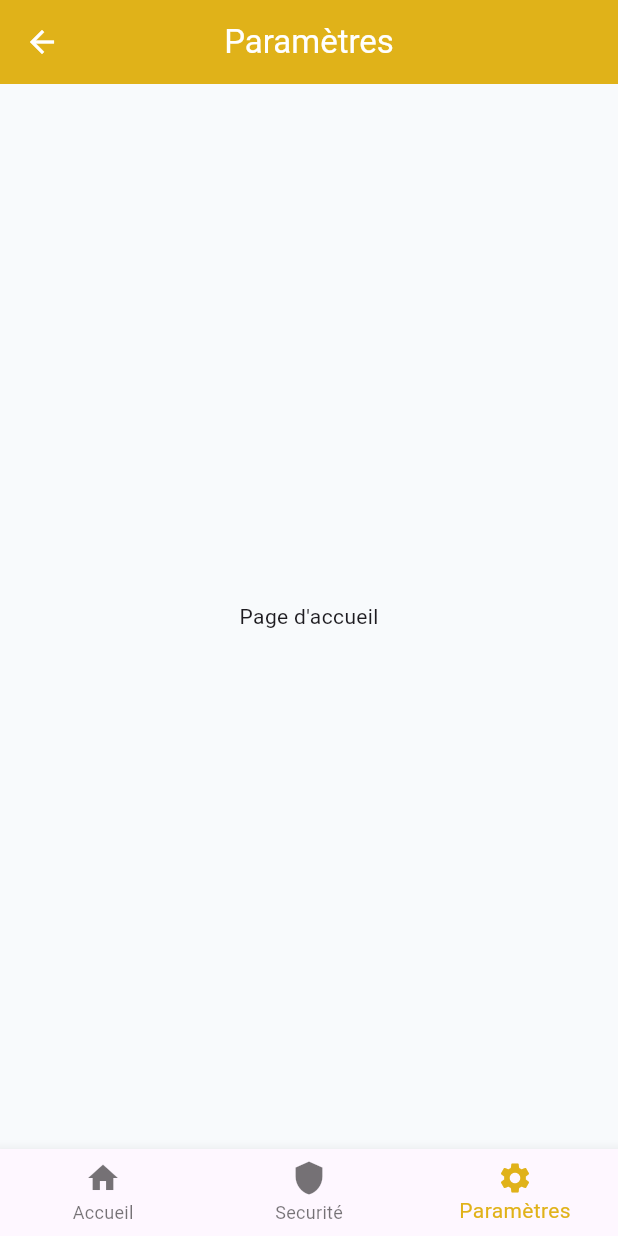
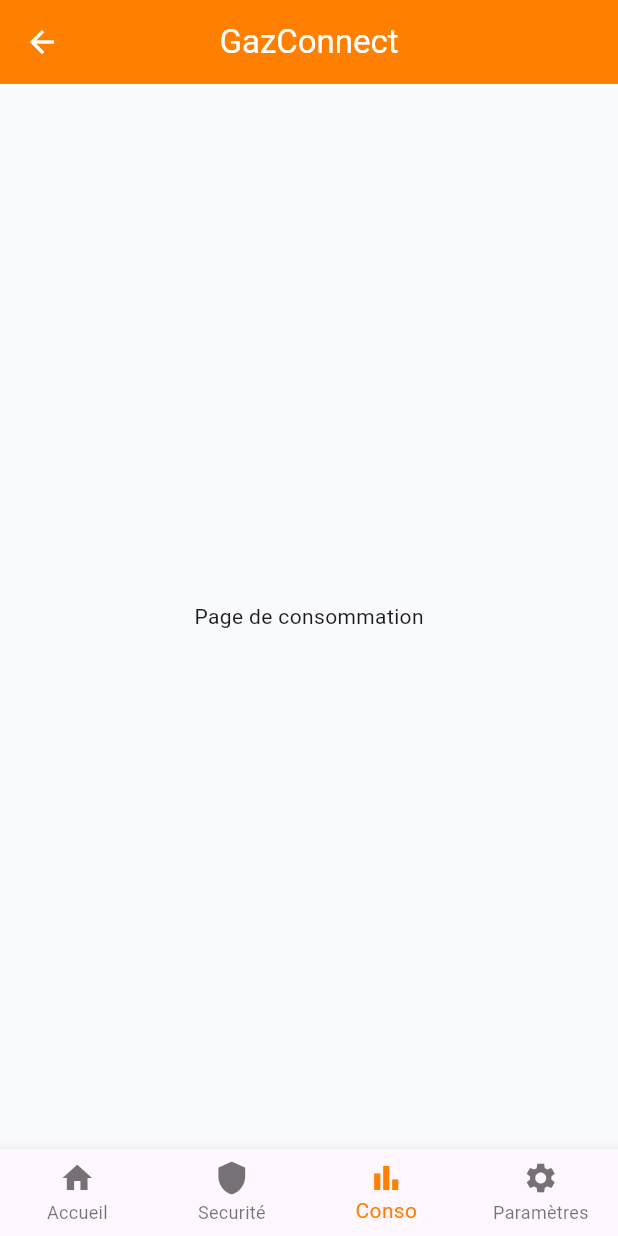
Before and after one commit to KudzoNelsam/gaz_connect, a Flutter app: the screen it shows after launch, item 3 of the bottom bar chosen, on a phone screen of 412 x 824 dp. Run offline on Flutter 3.47's test engine with Material 3 defaults, Android fonts, the phone set to English and light mode, and no system bars; our stand-ins replace get.

Commit message:
MAJ Layout

```diff
--- a/lib/app/controllers/navigation_controller.dart
+++ b/lib/app/controllers/navigation_controller.dart
@@ -9,6 +9,7 @@ class NavigationController extends GetxController {
   final Map<String, String> routeMap = {
     Routes.HOME: Routes.HOME,
     Routes.SECURITE: Routes.SECURITE,
+    Routes.CONSO: Routes.CONSO,
     Routes.SETTINGS: Routes.SETTINGS,
   };
 
--- /dev/null
+++ b/lib/app/modules/conso/views/conso_view.dart
@@ -0,0 +1,14 @@
+import 'package:flutter/material.dart';
+import 'package:gaz_connect/app/views/views/client_view.dart';
+
+import 'package:get/get.dart';
+
+import '../controllers/conso_controller.dart';
+
+class ConsoView extends GetView<ConsoController> {
+  const ConsoView({super.key});
+  @override
+  Widget build(BuildContext context) {
+    return ClientView(body: const Center(child: Text('Page de consommation')));
+  }
+}
--- a/lib/app/modules/home/views/home_view.dart
+++ b/lib/app/modules/home/views/home_view.dart
@@ -1,6 +1,5 @@
 import 'package:flutter/material.dart';
-import 'package:gaz_connect/app/routes/app_pages.dart';
-import 'package:gaz_connect/app/views/views/main_layout_view.dart';
+import 'package:gaz_connect/app/views/views/client_view.dart';
 
 import 'package:get/get.dart';
 
@@ -10,18 +9,6 @@ class HomeView extends GetView<HomeController> {
   const HomeView({super.key});
   @override
   Widget build(BuildContext context) {
-    return MainLayoutView(
-      title: 'Accueil',
-      items: const [
-        BottomNavigationBarItem(icon: Icon(Icons.home), label: 'Accueil'),
-        BottomNavigationBarItem(icon: Icon(Icons.shield), label: 'Securité'),
-        BottomNavigationBarItem(
-          icon: Icon(Icons.settings),
-          label: 'Paramètres',
-        ),
-      ],
-      itemLabels: [Routes.HOME, Routes.SECURITE, Routes.SETTINGS],
-      body: const Center(child: Text('Page d\'accueil')),
-    );
+    return ClientView(body: const Center(child: Text('Page d\'accueil')));
   }
 }
--- a/lib/app/modules/securite/views/securite_view.dart
+++ b/lib/app/modules/securite/views/securite_view.dart
@@ -1,6 +1,5 @@
 import 'package:flutter/material.dart';
-import 'package:gaz_connect/app/routes/app_pages.dart';
-import 'package:gaz_connect/app/views/views/main_layout_view.dart';
+import 'package:gaz_connect/app/views/views/client_view.dart';
 
 import 'package:get/get.dart';
 
@@ -10,18 +9,6 @@ class SecuriteView extends GetView<SecuriteController> {
   const SecuriteView({super.key});
   @override
   Widget build(BuildContext context) {
-    return MainLayoutView(
-      title: 'Sécurité',
-      items: const [
-        BottomNavigationBarItem(icon: Icon(Icons.home), label: 'Accueil'),
-        BottomNavigationBarItem(icon: Icon(Icons.shield), label: 'Securité'),
-        BottomNavigationBarItem(
-          icon: Icon(Icons.settings),
-          label: 'Paramètres',
-        ),
-      ],
-      itemLabels: [Routes.HOME, Routes.SECURITE, Routes.SETTINGS],
-      body: const Center(child: Text('Page d\'accueil')),
-    );
+    return ClientView(body: const Center(child: Text('Page sécurité')));
   }
 }
--- a/lib/app/modules/settings/views/settings_view.dart
+++ b/lib/app/modules/settings/views/settings_view.dart
@@ -1,6 +1,5 @@
 import 'package:flutter/material.dart';
-import 'package:gaz_connect/app/routes/app_pages.dart';
-import 'package:gaz_connect/app/views/views/main_layout_view.dart';
+import 'package:gaz_connect/app/views/views/client_view.dart';
 
 import 'package:get/get.dart';
 
@@ -10,18 +9,6 @@ class SettingsView extends GetView<SettingsController> {
   const SettingsView({super.key});
   @override
   Widget build(BuildContext context) {
-    return MainLayoutView(
-      title: 'Paramètres',
-      items: const [
-        BottomNavigationBarItem(icon: Icon(Icons.home), label: 'Accueil'),
-        BottomNavigationBarItem(icon: Icon(Icons.shield), label: 'Securité'),
-        BottomNavigationBarItem(
-          icon: Icon(Icons.settings),
-          label: 'Paramètres',
-        ),
-      ],
-      itemLabels: [Routes.HOME, Routes.SECURITE, Routes.SETTINGS],
-      body: const Center(child: Text('Page d\'accueil')),
-    );
+    return ClientView(body: const Center(child: Text('Page paramètre')));
   }
 }
--- a/lib/app/routes/app_pages.dart
+++ b/lib/app/routes/app_pages.dart
@@ -1,5 +1,7 @@
 import 'package:get/get.dart';
 
+import '../modules/conso/bindings/conso_binding.dart';
+import '../modules/conso/views/conso_view.dart';
 import '../modules/home/bindings/home_binding.dart';
 import '../modules/home/views/home_view.dart';
 import '../modules/login/bindings/login_binding.dart';
@@ -37,5 +39,10 @@ class AppPages {
       page: () => const SettingsView(),
       binding: SettingsBinding(),
     ),
+    GetPage(
+      name: _Paths.CONSO,
+      page: () => const ConsoView(),
+      binding: ConsoBinding(),
+    ),
   ];
 }
--- a/lib/app/routes/app_routes.dart
+++ b/lib/app/routes/app_routes.dart
@@ -7,6 +7,7 @@ abstract class Routes {
   static const HOME = _Paths.HOME;
   static const SECURITE = _Paths.SECURITE;
   static const SETTINGS = _Paths.SETTINGS;
+  static const CONSO = _Paths.CONSO;
 }
 
 abstract class _Paths {
@@ -15,4 +16,5 @@ abstract class _Paths {
   static const HOME = '/home';
   static const SECURITE = '/securite';
   static const SETTINGS = '/settings';
+  static const CONSO = '/conso';
 }
--- /dev/null
+++ b/lib/app/views/views/client_view.dart
@@ -0,0 +1,30 @@
+import 'package:flutter/material.dart';
+import 'package:gaz_connect/app/routes/app_pages.dart';
+import 'package:gaz_connect/app/views/views/main_layout_view.dart';
+
+import 'package:get/get.dart';
+
+class ClientView extends GetView {
+  final Widget body;
+  const ClientView({required this.body, super.key});
+
+  @override
+  Widget build(BuildContext context) {
+    return MainLayoutView(
+      title: "GazConnect",
+      items: const [
+        BottomNavigationBarItem(icon: Icon(Icons.home), label: 'Accueil'),
+        BottomNavigationBarItem(icon: Icon(Icons.shield), label: 'Securité'),
+        BottomNavigationBarItem(icon: Icon(Icons.bar_chart), label: 'Conso'),
+
+        BottomNavigationBarItem(
+          icon: Icon(Icons.settings),
+          label: 'Paramètres',
+        ),
+      ],
+      itemLabels: [Routes.HOME, Routes.SECURITE, Routes.CONSO, Routes.SETTINGS],
+      body: body,
+    );
+    // return Text("data");
+  }
+}
--- a/lib/app/views/views/main_layout_view.dart
+++ b/lib/app/views/views/main_layout_view.dart
@@ -22,6 +22,7 @@ class MainLayoutView extends GetView<NavigationController> {
       appBar: AppBar(title: Text(title), centerTitle: true),
       body: body,
       bottomNavigationBar: BottomNavigationBar(
+        type: BottomNavigationBarType.fixed, //
         items: items,
         currentIndex: controller.getIndexForRoute(
           controller.currentRoute.value,
--- a/lib/main.dart
+++ b/lib/main.dart
@@ -14,12 +14,12 @@ void main() {
         primaryColor: Color(0xFFE0B219),
         scaffoldBackgroundColor: Color(0xFFF8FAFC),
         appBarTheme: AppBarTheme(
-          backgroundColor: Color(0xFFE0B219),
+          backgroundColor: Color(0xFFFF7F00),
           foregroundColor: Colors.white,
           elevation: 0,
         ),
         bottomNavigationBarTheme: BottomNavigationBarThemeData(
-          selectedItemColor: Color(0xFFE0B219),
+          selectedItemColor: Color(0xFFFF7F00),
         ),
       ),
       initialRoute: AppPages.INITIAL,
```
Also changed, not shown: lib/app/modules/conso/bindings/conso_binding.dart (added, +12 -0 lines), lib/app/modules/conso/controllers/conso_controller.dart (added, +23 -0 lines).
